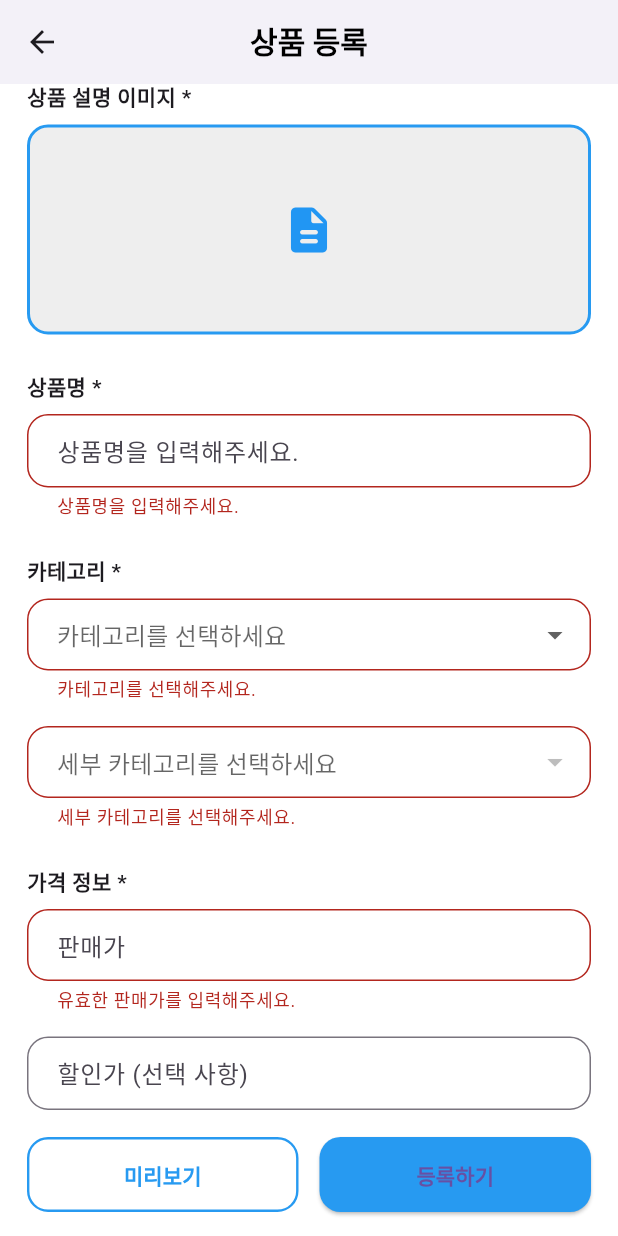
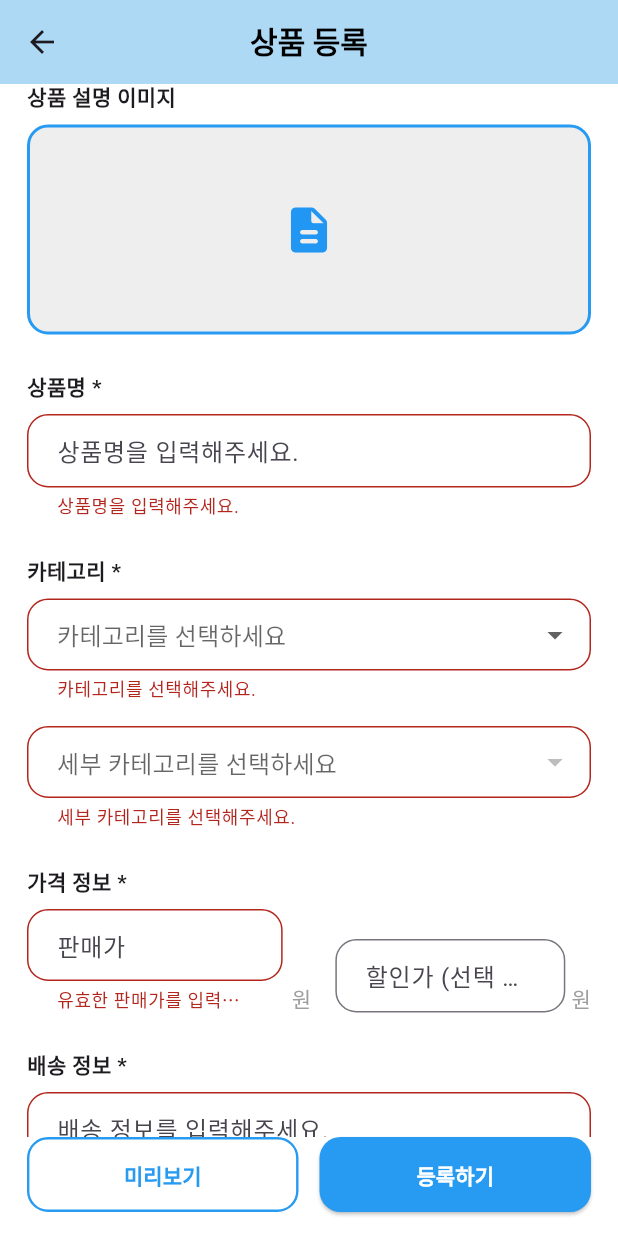
Before and after one commit to YesunPark/thunder_shop, a Flutter app: the ProductRegisterPage screen opened directly with empty values, scrolled down 576 dp, after a tap on "등록하기", on a phone screen of 412 x 824 dp. Run offline on Flutter 3.47's test engine with Material 3 defaults, Android fonts, the phone set to English and light mode, and no system bars; our stand-ins replace image_picker; missing offline and left inert: video_thumbnail.

Commit message:
Fix: 상품설명 이미지 필수 제외, 배송비 관련 버튼 개선, 상품등록 시 팝업 창 개선, 할인가 미입력시 판매가를 상품가격으로 전송, 입력 칸 선택시 검정색으로 변경(기존 보라색), 전체적으로 연하늘색으로 테마색 변경, 대분류/소분류 선택 시 드롭다운 배경색 연하늘색으로 변경

```diff
--- a/lib/product_register/product_register_page.dart
+++ b/lib/product_register/product_register_page.dart
@@ -177,12 +177,7 @@ class _ProductRegisterPageState extends State<ProductRegisterPage> {
       ).showSnackBar(const SnackBar(content: Text('대표 이미지를 등록해 주세요!')));
       return;
     }
-    if (_descImageUrl == null) {
-      ScaffoldMessenger.of(
-        context,
-      ).showSnackBar(const SnackBar(content: Text('상품설명 이미지를 등록해 주세요!')));
-      return;
-    }
+    // 상품 설명 이미지 필수 검증 제거 (descImageUrl)
     if (_selectedCategory == null || _selectedSubCategory == null) {
       ScaffoldMessenger.of(
         context,
@@ -195,14 +190,24 @@ class _ProductRegisterPageState extends State<ProductRegisterPage> {
       ).showSnackBar(const SnackBar(content: Text('배송 정보를 입력해 주세요!')));
       return;
     }
+    if (_shippingFeeController.text.trim().isEmpty) {
+      ScaffoldMessenger.of(
+        context,
+      ).showSnackBar(const SnackBar(content: Text('배송비를 입력해주세요.')));
+      return;
+    }
     int price = int.tryParse(_priceController.text) ?? 0;
     int discountPrice = int.tryParse(_discountPriceController.text) ?? 0;
+    if (_discountPriceController.text.trim().isEmpty) {
+      discountPrice = price;
+    }
     if (discountPrice > price) {
       ScaffoldMessenger.of(
         context,
       ).showSnackBar(const SnackBar(content: Text('할인가는 판매가보다 높을 수 없습니다!')));
       return;
     }
+
     int shippingFee = int.tryParse(_shippingFeeController.text) ?? 0;
 
     final product = Product(
@@ -221,17 +226,46 @@ class _ProductRegisterPageState extends State<ProductRegisterPage> {
       isLiked: false,
     );
 
-    // 등록 완료 팝업 후 pop
     await showDialog(
       context: context,
       builder: (ctx) => AlertDialog(
-        content: const Text('상품 등록이 완료되었습니다.'),
-        actions: [
-          TextButton(
+        contentPadding: const EdgeInsets.symmetric(
+          vertical: 32,
+          horizontal: 24,
+        ), // 위아래 여유
+        content: Column(
+          mainAxisSize: MainAxisSize.min,
+          mainAxisAlignment: MainAxisAlignment.center, // 수직 중앙 정렬
+          children: [
+            const Text(
+              '상품 등록이 완료되었습니다.',
+              textAlign: TextAlign.center,
+              style: TextStyle(fontSize: 18, fontWeight: FontWeight.w600),
+            ),
+            const SizedBox(height: 28), // 텍스트와 버튼 사이 공간
+            Center(
+              child: SizedBox(
+                width: 90,
+                child: ElevatedButton(
                   onPressed: () => Navigator.of(ctx).pop(),
-            child: const Text('OK'),
+                  style: ElevatedButton.styleFrom(
+                    backgroundColor: Colors.blue,
+                    foregroundColor: Colors.white,
+                    shape: RoundedRectangleBorder(
+                      borderRadius: BorderRadius.circular(8),
+                    ),
+                    padding: const EdgeInsets.symmetric(vertical: 12),
+                  ),
+                  child: const Text(
+                    'OK',
+                    style: TextStyle(fontWeight: FontWeight.bold),
+                  ),
+                ),
+              ),
             ),
           ],
+        ),
+        // actions 없앰 (Column에서 직접 배치)
       ),
     );
 
@@ -242,11 +276,12 @@ class _ProductRegisterPageState extends State<ProductRegisterPage> {
   void _previewProduct() {
     if (_productNameController.text.trim().isEmpty ||
         _mainImageUrl == null ||
-        _descImageUrl == null ||
+        // 상품설명 이미지는 필수 항목에서 제거됨!
         _selectedCategory == null ||
         _selectedSubCategory == null ||
         _priceController.text.trim().isEmpty ||
-        _shippingInfoController.text.trim().isEmpty) {
+        _shippingInfoController.text.trim().isEmpty ||
+        _shippingFeeController.text.trim().isEmpty) {
       ScaffoldMessenger.of(context).showSnackBar(
         const SnackBar(content: Text('미리보기를 위해 필수 항목(*)을 모두 입력해주세요!')),
       );
@@ -254,13 +289,16 @@ class _ProductRegisterPageState extends State<ProductRegisterPage> {
     }
 
     final price = int.tryParse(_priceController.text) ?? 0;
-    final discountPrice = int.tryParse(_discountPriceController.text) ?? 0;
+    int discountPrice = int.tryParse(_discountPriceController.text) ?? 0;
+    if (_discountPriceController.text.trim().isEmpty) {
+      discountPrice = price;
+    }
     final shippingFee = int.tryParse(_shippingFeeController.text) ?? 0;
 
     final dummyProduct = Product(
       id: "preview_id", // 미리보기용 임시 ID
       productName: _productNameController.text.trim(),
-      descImageUrl: _descImageUrl!,
+      descImageUrl: _descImageUrl ?? '',
       category: _selectedCategory!,
       categoryDetail: _selectedSubCategory!,
       price: price,
@@ -270,7 +308,7 @@ class _ProductRegisterPageState extends State<ProductRegisterPage> {
       videoUrl: _videoUrl,
       shippingInfo: _shippingInfoController.text.trim(),
       shippingFee: shippingFee,
-      isLiked: false, // 미리보기에서는 좋아요 상태는 중요하지 않으므로 false로 설정
+      isLiked: false,
     );
 
     Navigator.push(
@@ -280,7 +318,7 @@ class _ProductRegisterPageState extends State<ProductRegisterPage> {
           product: dummyProduct,
           cartItems: [],
           onAddToCart: (_) {},
-          isPreview: true, // 미리보기 모드임을 전달
+          isPreview: true,
         ),
       ),
     );
@@ -297,6 +335,18 @@ class _ProductRegisterPageState extends State<ProductRegisterPage> {
     _shippingFeeController.dispose();
     _shippingInfoController.dispose();
     super.dispose();
+  }
+
+  InputDecoration inputStyle(String hint, BorderRadius borderRadius) {
+    return InputDecoration(
+      hintText: hint,
+      border: OutlineInputBorder(borderRadius: borderRadius),
+      focusedBorder: OutlineInputBorder(
+        borderSide: const BorderSide(color: Colors.black),
+        borderRadius: borderRadius,
+      ),
+      contentPadding: const EdgeInsets.symmetric(horizontal: 16, vertical: 12),
+    );
   }
 
   @override
@@ -316,7 +366,7 @@ class _ProductRegisterPageState extends State<ProductRegisterPage> {
           ),
         ),
         centerTitle: true,
-        backgroundColor: Colors.white,
+        backgroundColor: const Color(0xFFB3E5FC), // 연하늘색
         elevation: 0,
       ),
       body: SafeArea(
@@ -517,9 +567,9 @@ class _ProductRegisterPageState extends State<ProductRegisterPage> {
                             ],
                           ),
                     const SizedBox(height: 24),
-                    // 상품 설명 이미지
+                    // 상품 설명 이미지 (필수 아님)
                     const Text(
-                      '상품 설명 이미지 *',
+                      '상품 설명 이미지',
                       style: TextStyle(fontWeight: FontWeight.bold),
                     ),
                     const SizedBox(height: 8),
@@ -572,14 +622,7 @@ class _ProductRegisterPageState extends State<ProductRegisterPage> {
                     const SizedBox(height: 8),
                     TextFormField(
                       controller: _productNameController,
-                      decoration: InputDecoration(
-                        hintText: '상품명을 입력해주세요.',
-                        border: OutlineInputBorder(borderRadius: borderRadius),
-                        contentPadding: const EdgeInsets.symmetric(
-                          horizontal: 16,
-                          vertical: 12,
-                        ),
-                      ),
+                      decoration: inputStyle('상품명을 입력해주세요.', borderRadius),
                       validator: (value) {
                         if (value == null || value.trim().isEmpty) {
                           return '상품명을 입력해주세요.';
@@ -596,14 +639,9 @@ class _ProductRegisterPageState extends State<ProductRegisterPage> {
                     const SizedBox(height: 8),
                     DropdownButtonFormField<String>(
                       value: _selectedCategory,
-                      decoration: InputDecoration(
-                        hintText: '카테고리를 선택하세요',
-                        border: OutlineInputBorder(borderRadius: borderRadius),
-                        contentPadding: const EdgeInsets.symmetric(
-                          horizontal: 16,
-                          vertical: 12,
-                        ),
-                      ),
+                      decoration: inputStyle('카테고리를 선택하세요', borderRadius),
+                      // 연하늘색 드롭다운 배경!
+                      dropdownColor: const Color.fromARGB(255, 230, 247, 255),
                       items: _categories.map((String category) {
                         return DropdownMenuItem<String>(
                           value: category,
@@ -626,14 +664,9 @@ class _ProductRegisterPageState extends State<ProductRegisterPage> {
                     const SizedBox(height: 16),
                     DropdownButtonFormField<String>(
                       value: _selectedSubCategory,
-                      decoration: InputDecoration(
-                        hintText: '세부 카테고리를 선택하세요',
-                        border: OutlineInputBorder(borderRadius: borderRadius),
-                        contentPadding: const EdgeInsets.symmetric(
-                          horizontal: 16,
-                          vertical: 12,
-                        ),
-                      ),
+                      decoration: inputStyle('세부 카테고리를 선택하세요', borderRadius),
+                      // 연하늘색 드롭다운 배경!
+                      dropdownColor: const Color.fromARGB(255, 230, 247, 255),
                       items: _selectedCategory == null
                           ? []
                           : _subCategories[_selectedCategory!]!.map((
@@ -663,18 +696,15 @@ class _ProductRegisterPageState extends State<ProductRegisterPage> {
                       style: TextStyle(fontWeight: FontWeight.bold),
                     ),
                     const SizedBox(height: 8),
-                    TextFormField(
+                    Row(
+                      crossAxisAlignment: CrossAxisAlignment.end,
+                      children: [
+                        // 판매가
+                        Expanded(
+                          child: TextFormField(
                             controller: _priceController,
                             keyboardType: TextInputType.number,
-                      decoration: InputDecoration(
-                        hintText: '판매가',
-                        border: OutlineInputBorder(borderRadius: borderRadius),
-                        contentPadding: const EdgeInsets.symmetric(
-                          horizontal: 16,
-                          vertical: 12,
-                        ),
-                        suffixText: '원',
-                      ),
+                            decoration: inputStyle('판매가', borderRadius),
                             validator: (value) {
                               if (value == null ||
                                   value.trim().isEmpty ||
@@ -685,30 +715,22 @@ class _ProductRegisterPageState extends State<ProductRegisterPage> {
                               return null;
                             },
                           ),
-                    const SizedBox(height: 16),
-                    TextFormField(
+                        ),
+                        const SizedBox(width: 6),
+                        const Text('원', style: TextStyle(color: Colors.grey)),
+                        const SizedBox(width: 16),
+                        // 할인가 + %
+                        Expanded(
+                          child: Row(
+                            crossAxisAlignment: CrossAxisAlignment.end,
+                            children: [
+                              Expanded(
+                                child: TextFormField(
                                   controller: _discountPriceController,
                                   keyboardType: TextInputType.number,
-                      decoration: InputDecoration(
-                        hintText: '할인가 (선택 사항)',
-                        border: OutlineInputBorder(borderRadius: borderRadius),
-                        contentPadding: const EdgeInsets.symmetric(
-                          horizontal: 16,
-                          vertical: 12,
-                        ),
-                        suffix: (_discountPercent != null)
-                            ? Padding(
-                                padding: const EdgeInsets.only(left: 2),
-                                child: Text(
-                                  '${_discountPercent!.toStringAsFixed(0)}% 할인',
-                                  style: TextStyle(
-                                    color: Colors.red,
-                                    fontWeight: FontWeight.bold,
-                                    fontSize: 14,
-                                  ),
-                                ),
-                              )
-                            : null,
+                                  decoration: inputStyle(
+                                    '할인가 (선택 사항)',
+                                    borderRadius,
                                   ),
                                   validator: (value) {
                                     if (value != null && value.isNotEmpty) {
@@ -716,17 +738,53 @@ class _ProductRegisterPageState extends State<ProductRegisterPage> {
                                           int.parse(value) < 0) {
                                         return '유효한 할인 가격을 입력해주세요.';
                                       }
-                          if ((int.tryParse(value) ?? 0) >=
-                                  (int.tryParse(_priceController.text) ?? 0) &&
-                              (int.tryParse(_priceController.text) ?? 0) != 0) {
+                                      final originalPrice =
+                                          int.tryParse(_priceController.text) ??
+                                          0;
+                                      final discountPrice =
+                                          int.tryParse(value) ?? 0;
+                                      if (discountPrice >= originalPrice &&
+                                          originalPrice != 0) {
                                         return '할인가는 판매가보다 작아야 합니다.';
                                       }
                                     }
                                     return null;
                                   },
                                 ),
+                              ),
+                              const SizedBox(width: 4),
+                              const Text(
+                                '원',
+                                style: TextStyle(color: Colors.grey),
+                              ),
+                              if (_discountPercent != null) ...[
+                                const SizedBox(width: 6),
+                                Container(
+                                  padding: const EdgeInsets.symmetric(
+                                    horizontal: 6,
+                                    vertical: 4,
+                                  ),
+                                  decoration: BoxDecoration(
+                                    color: Colors.red[50],
+                                    borderRadius: BorderRadius.circular(8),
+                                  ),
+                                  child: Text(
+                                    '-${_discountPercent!.toStringAsFixed(0)}%',
+                                    style: const TextStyle(
+                                      color: Colors.red,
+                                      fontWeight: FontWeight.bold,
+                                      fontSize: 13,
+                                    ),
+                                  ),
+                                ),
+                              ],
+                            ],
+                          ),
+                        ),
+                      ],
+                    ),
                     const SizedBox(height: 24),
-                    // 배송 정보
+                    // 배송 정보 (1줄 입력)
                     const Text(
                       '배송 정보 *',
                       style: TextStyle(fontWeight: FontWeight.bold),
@@ -734,15 +792,8 @@ class _ProductRegisterPageState extends State<ProductRegisterPage> {
                     const SizedBox(height: 8),
                     TextFormField(
                       controller: _shippingInfoController,
-                      maxLines: 4,
-                      decoration: InputDecoration(
-                        hintText: '배송 정보를 입력해주세요.',
-                        border: OutlineInputBorder(borderRadius: borderRadius),
-                        contentPadding: const EdgeInsets.symmetric(
-                          horizontal: 16,
-                          vertical: 12,
-                        ),
-                      ),
+                      maxLines: 1, // 1줄
+                      decoration: inputStyle('배송 정보를 입력해주세요.', borderRadius),
                       validator: (value) {
                         if (value == null || value.trim().isEmpty) {
                           return '배송 정보를 입력해주세요.';
@@ -753,28 +804,23 @@ class _ProductRegisterPageState extends State<ProductRegisterPage> {
                     const SizedBox(height: 24),
                     // 배송비
                     const Text(
-                      '배송비',
+                      '배송비 *',
                       style: TextStyle(fontWeight: FontWeight.bold),
                     ),
                     const SizedBox(height: 8),
                     TextFormField(
                       controller: _shippingFeeController,
                       keyboardType: TextInputType.number,
-                      decoration: InputDecoration(
-                        hintText: '배송비를 입력해주세요 (무료 배송시 0)',
-                        border: OutlineInputBorder(borderRadius: borderRadius),
-                        contentPadding: const EdgeInsets.symmetric(
-                          horizontal: 16,
-                          vertical: 12,
-                        ),
-                        suffixText: '원',
-                      ),
+                      decoration: inputStyle(
+                        '배송비를 입력해주세요 (무료 배송시 0 입력)',
+                        borderRadius,
+                      ).copyWith(suffixText: '원'),
                       validator: (value) {
-                        if (value != null && value.isNotEmpty) {
-                          if (int.tryParse(value) == null ||
+                        if (value == null ||
+                            value.trim().isEmpty ||
+                            int.tryParse(value) == null ||
                             int.parse(value) < 0) {
                           return '유효한 배송비를 입력해주세요.';
-                          }
                         }
                         return null;
                       },
@@ -818,7 +864,10 @@ class _ProductRegisterPageState extends State<ProductRegisterPage> {
                   ),
                   child: const Text(
                     '등록하기',
-                    style: TextStyle(fontWeight: FontWeight.bold),
+                    style: TextStyle(
+                      fontWeight: FontWeight.bold,
+                      color: Colors.white,
+                    ), // 흰색
                   ),
                 ),
               ),
```
Lines whose indentation alone changed are shown as unchanged.
